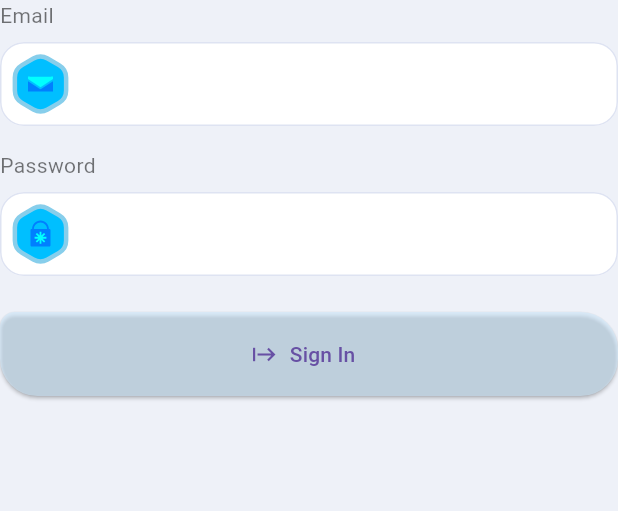
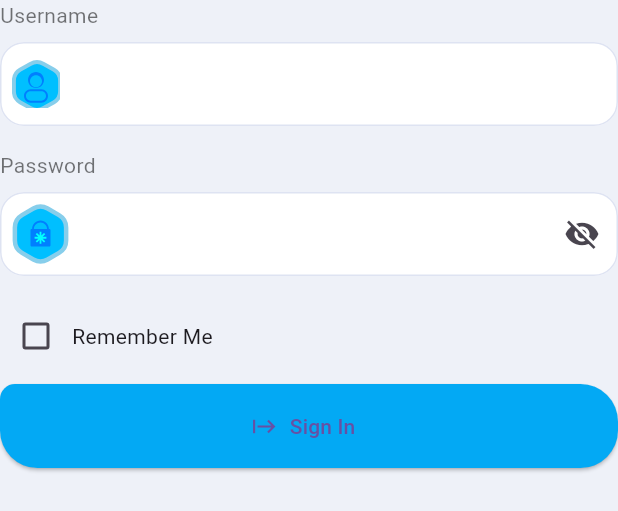
Before and after one commit to kesslermatics/Aquaware, a Flutter app: the SignInForm widget shown alone on an empty page, opened directly, on a phone screen of 412 x 824 dp. Shown: the top 511 px of the screen. Run offline on Flutter 3.47's test engine with Material 3 defaults, Android fonts, the phone set to English and light mode, and no system bars; our stand-ins replace flutter_secure_storage, flutter_svg, rive, shared_preferences; accounts and stored records are empty; Roboto replaces fonts that are missing (Intel).

Commit message:
Added signin in

```diff
--- a/App/lib/constants.dart
+++ b/App/lib/constants.dart
@@ -2,3 +2,4 @@ import 'package:flutter/material.dart';
 
 const Color lightBlue = Color(0x87CEEBFF);
 const Color blue = Color.fromARGB(134, 116, 193, 245);
+const String baseURL = "https://aquaware-production.up.railway.app";
--- /dev/null
+++ b/App/lib/screens/onboarding/components/sign_in_form.dart
@@ -0,0 +1,288 @@
+import 'package:aquaware/constants.dart';
+import 'package:flutter/material.dart';
+import 'package:flutter_svg/svg.dart';
+import 'package:rive/rive.dart';
+import 'package:shared_preferences/shared_preferences.dart';
+import 'package:flutter_secure_storage/flutter_secure_storage.dart';
+import 'package:http/http.dart' as http;
+import 'dart:convert';
+
+class SignInForm extends StatefulWidget {
+  const SignInForm({super.key});
+
+  @override
+  State<SignInForm> createState() => _SignInFormState();
+}
+
+class _SignInFormState extends State<SignInForm> {
+  final GlobalKey<FormState> _formKey = GlobalKey<FormState>();
+  final TextEditingController _usernameController = TextEditingController();
+  final TextEditingController _passwordController = TextEditingController();
+  bool isShowLoading = false;
+  bool isShowConfetti = false;
+  bool rememberMe = false;
+  bool _isPasswordVisible = false; // Password visibility state
+
+  final FlutterSecureStorage _secureStorage = FlutterSecureStorage();
+  late SharedPreferences _prefs;
+
+  late SMITrigger check;
+  late SMITrigger error;
+  late SMITrigger reset;
+  late SMITrigger confetti;
+
+  @override
+  void initState() {
+    super.initState();
+    _loadCredentials();
+  }
+
+  Future<void> _loadCredentials() async {
+    _prefs = await SharedPreferences.getInstance();
+    String? savedUsername = _prefs.getString('saved_username');
+    String? savedPassword = await _secureStorage.read(key: 'saved_password');
+    if (savedUsername != null && savedPassword != null) {
+      _usernameController.text = savedUsername;
+      _passwordController.text = savedPassword;
+    }
+  }
+
+  StateMachineController getRiveController(Artboard artboard) {
+    StateMachineController? controller =
+        StateMachineController.fromArtboard(artboard, "State Machine 1");
+    artboard.addController(controller!);
+    return controller;
+  }
+
+  Future<void> _signIn(BuildContext context) async {
+    setState(() {
+      isShowLoading = true;
+      isShowConfetti = true;
+    });
+
+    final response = await http.post(
+      Uri.parse('$baseURL/user/login/'), // Replace with your base URL
+      headers: <String, String>{
+        'Content-Type': 'application/json; charset=UTF-8',
+      },
+      body: jsonEncode(<String, String>{
+        'username': _usernameController.text,
+        'password': _passwordController.text,
+      }),
+    );
+
+    setState(() {
+      isShowLoading = false;
+    });
+
+    if (response.statusCode == 200) {
+      final Map<String, dynamic> responseData = json.decode(response.body);
+      final String accessToken = responseData['access'];
+      final String refreshToken = responseData['refresh'];
+
+      if (rememberMe) {
+        await _prefs.setString('accessToken', accessToken);
+        await _prefs.setString('refreshToken', refreshToken);
+        await _prefs.setString('saved_username', _usernameController.text);
+        await _secureStorage.write(
+            key: 'saved_password', value: _passwordController.text);
+      } else {
+        await _prefs.remove('saved_username');
+        await _secureStorage.delete(key: 'saved_password');
+      }
+
+      setState(() {
+        check.fire();
+      });
+
+      Future.delayed(Duration(seconds: 2), () {
+        setState(() {
+          isShowLoading = false;
+          confetti.fire();
+        });
+
+        Navigator.pushReplacementNamed(
+            context, '/homepage'); // Replace with your homepage route
+      });
+    } else {
+      setState(() {
+        error.fire();
+      });
+
+      Future.delayed(Duration(seconds: 2), () {
+        setState(() {
+          isShowLoading = false;
+        });
+      });
+
+      ScaffoldMessenger.of(context).showSnackBar(
+        SnackBar(content: Text('Login failed. Please check your credentials.')),
+      );
+    }
+  }
+
+  @override
+  Widget build(BuildContext context) {
+    return Stack(
+      children: [
+        Form(
+          key: _formKey,
+          child: Column(
+            crossAxisAlignment: CrossAxisAlignment.start,
+            children: [
+              const Text(
+                "Username",
+                style: TextStyle(color: Colors.black54),
+              ),
+              Padding(
+                padding: const EdgeInsets.only(top: 8.0, bottom: 16),
+                child: TextFormField(
+                  controller: _usernameController,
+                  validator: (value) {
+                    if (value!.isEmpty) {
+                      return "Username is required";
+                    }
+                    return null;
+                  },
+                  decoration: InputDecoration(
+                    prefixIcon: Padding(
+                      padding: const EdgeInsets.symmetric(horizontal: 8.0),
+                      child: SvgPicture.asset("assets/icons/username.svg"),
+                    ),
+                  ),
+                ),
+              ),
+              const Text(
+                "Password",
+                style: TextStyle(color: Colors.black54),
+              ),
+              Padding(
+                padding: const EdgeInsets.only(top: 8.0, bottom: 16),
+                child: TextFormField(
+                  controller: _passwordController,
+                  validator: (value) {
+                    if (value!.isEmpty) {
+                      return "Password is required";
+                    }
+                    return null;
+                  },
+                  obscureText: !_isPasswordVisible,
+                  decoration: InputDecoration(
+                    prefixIcon: Padding(
+                      padding: const EdgeInsets.symmetric(horizontal: 8.0),
+                      child: SvgPicture.asset("assets/icons/password.svg"),
+                    ),
+                    suffixIcon: IconButton(
+                      icon: Icon(
+                        _isPasswordVisible
+                            ? Icons.visibility
+                            : Icons.visibility_off,
+                      ),
+                      onPressed: () {
+                        setState(() {
+                          _isPasswordVisible = !_isPasswordVisible;
+                        });
+                      },
+                    ),
+                  ),
+                ),
+              ),
+              Row(
+                children: [
+                  Checkbox(
+                    value: rememberMe,
+                    onChanged: (value) {
+                      setState(() {
+                        rememberMe = value!;
+                      });
+                    },
+                  ),
+                  const Text("Remember Me")
+                ],
+              ),
+              Padding(
+                padding: const EdgeInsets.only(top: 8.0, bottom: 24),
+                child: ElevatedButton.icon(
+                  onPressed: () {
+                    if (_formKey.currentState!.validate()) {
+                      _signIn(context);
+                    }
+                  },
+                  style: ElevatedButton.styleFrom(
+                    backgroundColor: Colors.lightBlue,
+                    minimumSize: const Size(double.infinity, 56),
+                    shape: const RoundedRectangleBorder(
+                      borderRadius: BorderRadius.only(
+                        topLeft: Radius.circular(10),
+                        topRight: Radius.circular(25),
+                        bottomRight: Radius.circular(25),
+                        bottomLeft: Radius.circular(25),
+                      ),
+                    ),
+                  ),
+                  icon: const Icon(
+                    Icons.start,
+                  ),
+                  label: const Text(
+                    "Sign In",
+                    style: TextStyle(),
+                  ),
+                ),
+              ),
+            ],
+          ),
+        ),
+        if (isShowLoading)
+          CustomPositioned(
+            child: RiveAnimation.asset(
+              "assets/RiveAssets/check.riv",
+              onInit: (artboard) {
+                StateMachineController controller = getRiveController(artboard);
+                check = controller.findSMI("Check") as SMITrigger;
+                error = controller.findSMI("Error") as SMITrigger;
+                reset = controller.findSMI("Reset") as SMITrigger;
+              },
+            ),
+          ),
+        if (isShowConfetti)
+          CustomPositioned(
+            child: Transform.scale(
+              scale: 6,
+              child: RiveAnimation.asset(
+                "assets/RiveAssets/confetti.riv",
+                onInit: (artboard) {
+                  StateMachineController controller =
+                      getRiveController(artboard);
+                  confetti =
+                      controller.findSMI("Trigger explosion") as SMITrigger;
+                },
+              ),
+            ),
+          ),
+      ],
+    );
+  }
+}
+
+class CustomPositioned extends StatelessWidget {
+  const CustomPositioned({super.key, required this.child, this.size = 100});
+  final Widget child;
+  final double size;
+
+  @override
+  Widget build(BuildContext context) {
+    return Positioned.fill(
+      child: Column(
+        children: [
+          Spacer(),
+          SizedBox(
+            height: size,
+            width: size,
+            child: child,
+          ),
+          Spacer(flex: 2),
+        ],
+      ),
+    );
+  }
+}
--- a/App/lib/screens/onboding/components/sign_in_form.dart
+++ /dev/null
@@ -1,198 +0,0 @@
-import 'package:aquaware/constants.dart';
-import 'package:flutter/cupertino.dart';
-import 'package:flutter/material.dart';
-import 'package:flutter_svg/svg.dart';
-import 'package:rive/rive.dart';
-
-class SignInForm extends StatefulWidget {
-  const SignInForm({super.key});
-
-  @override
-  State<SignInForm> createState() => _SignInFormState();
-}
-
-class _SignInFormState extends State<SignInForm> {
-  GlobalKey<FormState> _formKey = GlobalKey<FormState>();
-  bool isShowLoading = false;
-  bool isShowConfetti = false;
-
-  late SMITrigger check;
-  late SMITrigger error;
-  late SMITrigger reset;
-
-  late SMITrigger confetti;
-
-  StateMachineController getRiveController(Artboard artboard) {
-    StateMachineController? controller =
-        StateMachineController.fromArtboard(artboard, "State Machine 1");
-    artboard.addController(controller!);
-    return controller;
-  }
-
-  void signIn(BuildContext context) {
-    setState(() {
-      isShowLoading = true;
-      isShowConfetti = true;
-    });
-    Future.delayed(Duration(seconds: 1), () {
-      if (_formKey.currentState!.validate()) {
-        // show success
-        check.fire();
-        Future.delayed(Duration(seconds: 2), () {
-          setState(() {
-            isShowLoading = false;
-          });
-          confetti.fire();
-        });
-      } else {
-        error.fire();
-        Future.delayed(Duration(seconds: 2), () {
-          setState(() {
-            isShowLoading = false;
-          });
-        });
-      }
-    });
-  }
-
-  @override
-  Widget build(BuildContext context) {
-    return Stack(
-      children: [
-        Form(
-          key: _formKey,
-          child: Column(
-            crossAxisAlignment: CrossAxisAlignment.start,
-            children: [
-              const Text(
-                "Email",
-                style: TextStyle(color: Colors.black54),
-              ),
-              Padding(
-                padding: const EdgeInsets.only(top: 8.0, bottom: 16),
-                child: TextFormField(
-                  validator: (value) {
-                    if (value!.isEmpty) {
-                      return "";
-                    }
-                    return null;
-                  },
-                  onSaved: (email) {},
-                  decoration: InputDecoration(
-                    prefixIcon: Padding(
-                      padding: const EdgeInsets.symmetric(horizontal: 8.0),
-                      child: SvgPicture.asset("assets/icons/email.svg"),
-                    ),
-                  ),
-                ),
-              ),
-              const Text(
-                "Password",
-                style: TextStyle(color: Colors.black54),
-              ),
-              Padding(
-                padding: const EdgeInsets.only(top: 8.0, bottom: 16),
-                child: TextFormField(
-                  validator: (value) {
-                    if (value!.isEmpty) {
-                      return "";
-                    }
-                    return null;
-                  },
-                  onSaved: (password) {},
-                  obscureText: true,
-                  decoration: InputDecoration(
-                    prefixIcon: Padding(
-                      padding: const EdgeInsets.symmetric(horizontal: 8.0),
-                      child: SvgPicture.asset("assets/icons/password.svg"),
-                    ),
-                  ),
-                ),
-              ),
-              Padding(
-                padding: const EdgeInsets.only(top: 8.0, bottom: 24),
-                child: ElevatedButton.icon(
-                  onPressed: () {
-                    signIn(context);
-                  },
-                  style: ElevatedButton.styleFrom(
-                    backgroundColor: lightBlue,
-                    minimumSize: const Size(double.infinity, 56),
-                    shape: const RoundedRectangleBorder(
-                      borderRadius: BorderRadius.only(
-                        topLeft: Radius.circular(10),
-                        topRight: Radius.circular(25),
-                        bottomRight: Radius.circular(25),
-                        bottomLeft: Radius.circular(25),
-                      ),
-                    ),
-                  ),
-                  icon: const Icon(
-                    Icons.start,
-                  ),
-                  label: const Text(
-                    "Sign In",
-                    style: TextStyle(),
-                  ),
-                ),
-              )
-            ],
-          ),
-        ),
-        isShowLoading
-            ? CustomPositioned(
-                child: RiveAnimation.asset(
-                  "assets/RiveAssets/check.riv",
-                  onInit: (artboard) {
-                    StateMachineController controller =
-                        getRiveController(artboard);
-                    check = controller.findSMI("Check") as SMITrigger;
-                    error = controller.findSMI("Error") as SMITrigger;
-                    reset = controller.findSMI("Reset") as SMITrigger;
-                  },
-                ),
-              )
-            : const SizedBox(),
-        isShowConfetti
-            ? CustomPositioned(
-                child: Transform.scale(
-                  scale: 6,
-                  child: RiveAnimation.asset(
-                    "assets/RiveAssets/confetti.riv",
-                    onInit: (artboard) {
-                      StateMachineController controller =
-                          getRiveController(artboard);
-                      confetti =
-                          controller.findSMI("Trigger explosion") as SMITrigger;
-                    },
-                  ),
-                ),
-              )
-            : const SizedBox()
-      ],
-    );
-  }
-}
-
-class CustomPositioned extends StatelessWidget {
-  const CustomPositioned({super.key, required this.child, this.size = 100});
-  final Widget child;
-  final double size;
-
-  @override
-  Widget build(BuildContext context) {
-    return Positioned.fill(
-      child: Column(
-        children: [
-          Spacer(),
-          SizedBox(
-            height: size,
-            width: size,
-            child: child,
-          ),
-          Spacer(flex: 2),
-        ],
-      ),
-    );
-  }
-}
--- a/App/pubspec.yaml
+++ b/App/pubspec.yaml
@@ -12,8 +12,10 @@ environment:
 dependencies:
   flutter:
     sdk: flutter
+  flutter_secure_storage: ^9.2.2
   flutter_svg: ^2.0.10+1
   rive: ^0.13.5
+  shared_preferences: ^2.2.3
 
 dev_dependencies:
   flutter_test:
```
Also changed, not shown: App/lib/main.dart (+9 -4 lines), App/lib/screens/homepage/homepage.dart (added, +15 -0 lines), App/lib/screens/onboarding/components/custom_sign_in.dart (renamed from App/lib/screens/onboding/components/custom_sign_in.dart, +0 -10 lines), App/lib/screens/onboarding/components/animated_btn.dart (renamed from App/lib/screens/onboding/components/animated_btn.dart), App/lib/screens/onboarding/components/register_form.dart (renamed from App/lib/screens/onboding/components/register_form.dart), App/lib/screens/onboarding/onboding_screen.dart (renamed from App/lib/screens/onboding/onboding_screen.dart), App/pubspec.lock, 5 other files.
